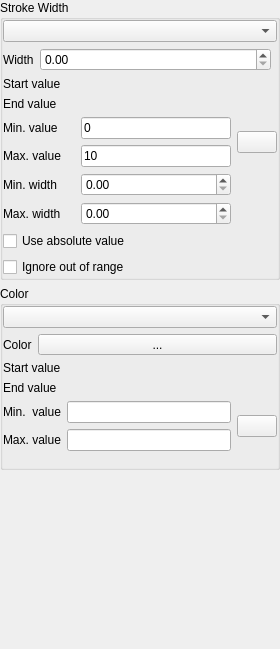
The window that src/ui/symbollayer/qgsinterpolatedlinesymbollayerwidgetbase.ui (qgis/QGIS) describes before a commit, drawn with Qt 5.
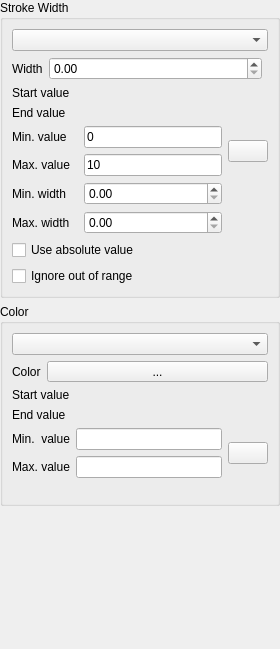
The same window after the commit. Icons and pictures are not drawn. Custom widgets are drawn as their Qt base class.

Commit message: Fix some ui issues in interpolated line renderer widget

Diff of the .ui file:
```diff
--- a/src/ui/symbollayer/qgsinterpolatedlinesymbollayerwidgetbase.ui
+++ b/src/ui/symbollayer/qgsinterpolatedlinesymbollayerwidgetbase.ui
@@ -32,18 +32,6 @@
       <string>Stroke Width</string>
      </property>
      <layout class="QVBoxLayout" name="verticalLayout_4">
-      <property name="leftMargin">
-       <number>0</number>
-      </property>
-      <property name="topMargin">
-       <number>0</number>
-      </property>
-      <property name="rightMargin">
-       <number>0</number>
-      </property>
-      <property name="bottomMargin">
-       <number>0</number>
-      </property>
       <item>
        <widget class="QComboBox" name="mWidthMethodComboBox"/>
       </item>
@@ -240,18 +228,6 @@
       <string>Color</string>
      </property>
      <layout class="QVBoxLayout" name="verticalLayout_5">
-      <property name="leftMargin">
-       <number>0</number>
-      </property>
-      <property name="topMargin">
-       <number>0</number>
-      </property>
-      <property name="rightMargin">
-       <number>0</number>
-      </property>
-      <property name="bottomMargin">
-       <number>0</number>
-      </property>
       <item>
        <widget class="QComboBox" name="mColorMethodComboBox"/>
       </item>
```
The commit also changes 1 other file.
